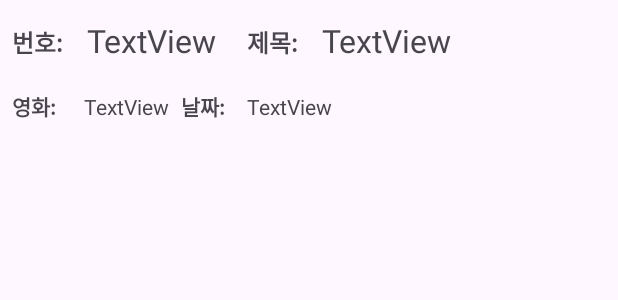
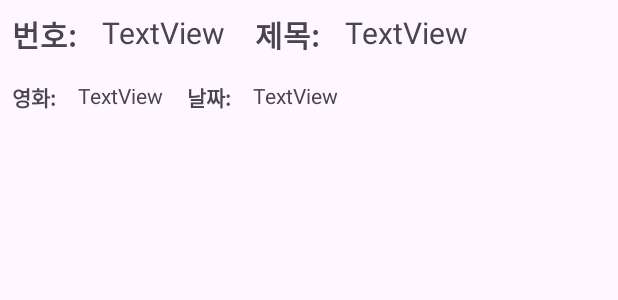
Before and after one commit to dokyung-kang/MovieLog, an Android app: the layout list_diary.xml on its own in the app's theme, with its tools: preview values and no code run, on a phone screen of 412 x 824 dp. Shown: the top 300 px of the screen. Run offline under Robolectric (Android 15) with nearby library versions, the phone set to English and light mode, and no system bars.

Commit message:
update: ui 수정

```diff
--- a/app/src/main/res/layout/list_diary.xml
+++ b/app/src/main/res/layout/list_diary.xml
@@ -8,39 +8,36 @@
     <TextView
         android:id="@+id/tvDiaryNum"
         android:layout_width="wrap_content"
-        android:layout_height="37dp"
+        android:layout_height="wrap_content"
         android:layout_marginStart="8dp"
-        android:layout_marginTop="2dp"
-        android:layout_marginBottom="8dp"
+        android:layout_marginTop="8dp"
         android:gravity="center_vertical"
         android:text="TextView"
-        android:textSize="21sp"
-        app:layout_constraintBottom_toBottomOf="parent"
+        android:textSize="20sp"
         app:layout_constraintStart_toEndOf="@+id/textView9"
-        app:layout_constraintTop_toTopOf="parent"
-        app:layout_constraintVertical_bias="0.146" />
+        app:layout_constraintTop_toTopOf="parent" />
 
     <TextView
         android:id="@+id/tvDiaryMovieNm"
         android:layout_width="wrap_content"
-        android:layout_height="27dp"
-        android:layout_marginStart="56dp"
-        android:layout_marginTop="11dp"
+        android:layout_height="wrap_content"
+        android:layout_marginStart="8dp"
+        android:layout_marginTop="16dp"
         android:layout_marginBottom="8dp"
         android:gravity="center_vertical"
         android:text="TextView"
         android:textSize="14sp"
         app:layout_constraintBottom_toBottomOf="parent"
-        app:layout_constraintStart_toStartOf="parent"
-        app:layout_constraintTop_toBottomOf="@+id/tvDiaryNum"
+        app:layout_constraintStart_toEndOf="@+id/textView11"
+        app:layout_constraintTop_toBottomOf="@+id/textView9"
         app:layout_constraintVertical_bias="0.0" />
 
     <TextView
         android:id="@+id/tvDiaryDate"
         android:layout_width="wrap_content"
-        android:layout_height="27dp"
+        android:layout_height="wrap_content"
         android:layout_marginStart="8dp"
-        android:layout_marginTop="11dp"
+        android:layout_marginTop="16dp"
         android:layout_marginBottom="8dp"
         android:gravity="center_vertical"
         android:text="TextView"
@@ -49,34 +46,31 @@
         app:layout_constraintEnd_toEndOf="parent"
         app:layout_constraintHorizontal_bias="0.0"
         app:layout_constraintStart_toEndOf="@+id/textView12"
-        app:layout_constraintTop_toBottomOf="@+id/tvDiaryTitle"
+        app:layout_constraintTop_toBottomOf="@+id/textView9"
         app:layout_constraintVertical_bias="1.0" />
 
     <TextView
         android:id="@+id/tvDiaryTitle"
         android:layout_width="wrap_content"
-        android:layout_height="37dp"
+        android:layout_height="wrap_content"
         android:layout_marginStart="8dp"
-        android:layout_marginTop="2dp"
-        android:layout_marginBottom="8dp"
+        android:layout_marginTop="8dp"
         android:gravity="center_vertical"
         android:text="TextView"
-        android:textSize="21sp"
-        app:layout_constraintBottom_toBottomOf="parent"
+        android:textSize="20sp"
         app:layout_constraintEnd_toEndOf="parent"
         app:layout_constraintHorizontal_bias="0.0"
         app:layout_constraintStart_toEndOf="@+id/textView10"
-        app:layout_constraintTop_toTopOf="parent"
-        app:layout_constraintVertical_bias="0.146" />
+        app:layout_constraintTop_toTopOf="parent" />
 
     <TextView
         android:id="@+id/textView9"
         android:layout_width="wrap_content"
         android:layout_height="wrap_content"
         android:layout_marginStart="8dp"
-        android:layout_marginTop="16dp"
+        android:layout_marginTop="8dp"
         android:text="번호:  "
-        android:textSize="16sp"
+        android:textSize="20sp"
         android:textStyle="bold"
         app:layout_constraintStart_toStartOf="parent"
         app:layout_constraintTop_toTopOf="parent" />
@@ -86,7 +80,7 @@
         android:layout_width="wrap_content"
         android:layout_height="wrap_content"
         android:layout_marginStart="8dp"
-        android:layout_marginTop="20dp"
+        android:layout_marginTop="16dp"
         android:text="영화:  "
         android:textSize="14sp"
         android:textStyle="bold"
@@ -97,8 +91,8 @@
         android:id="@+id/textView12"
         android:layout_width="wrap_content"
         android:layout_height="wrap_content"
-        android:layout_marginStart="8dp"
-        android:layout_marginTop="20dp"
+        android:layout_marginStart="16dp"
+        android:layout_marginTop="16dp"
         android:text="날짜:  "
         android:textSize="14sp"
         android:textStyle="bold"
@@ -110,9 +104,9 @@
         android:layout_width="wrap_content"
         android:layout_height="wrap_content"
         android:layout_marginStart="20dp"
-        android:layout_marginTop="16dp"
+        android:layout_marginTop="8dp"
         android:text="제목:  "
-        android:textSize="16sp"
+        android:textSize="20sp"
         android:textStyle="bold"
         app:layout_constraintStart_toEndOf="@+id/tvDiaryNum"
         app:layout_constraintTop_toTopOf="parent" />
```
